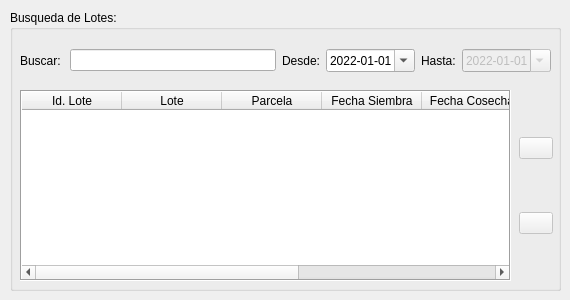
Old version of the form ui/dialogs/loteparcela_dialog.ui in the repository franciscocontreras93/agrae.
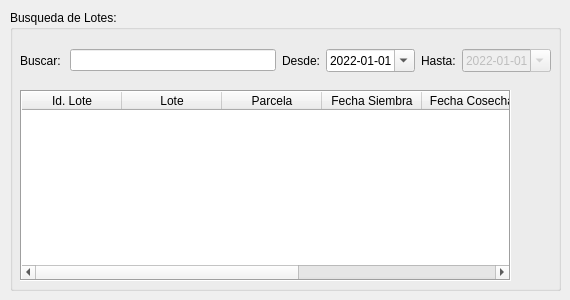
New version of the form.

Diff of the .ui file:
```diff
--- a/ui/dialogs/loteparcela_dialog.ui
+++ b/ui/dialogs/loteparcela_dialog.ui
@@ -228,6 +228,9 @@
        <property name="text">
         <string/>
        </property>
+       <property name="flat">
+        <bool>true</bool>
+       </property>
       </widget>
      </item>
      <item>
@@ -241,6 +244,9 @@
        <property name="text">
         <string/>
        </property>
+       <property name="flat">
+        <bool>true</bool>
+       </property>
       </widget>
      </item>
     </layout>
```
